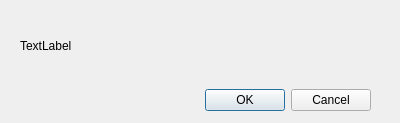
First picture: the form in qtTest/fsdialog.ui, repository francisengelmann/FabScan100, before the edit.
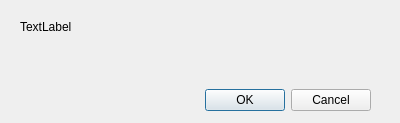
Second picture: the form after the edit.

What changed in the file:
```diff
--- a/qtTest/fsdialog.ui
+++ b/qtTest/fsdialog.ui
@@ -41,6 +41,9 @@
    <property name="text">
     <string>TextLabel</string>
    </property>
+   <property name="alignment">
+    <set>Qt::AlignLeading|Qt::AlignLeft|Qt::AlignTop</set>
+   </property>
   </widget>
  </widget>
  <resources/>
```
